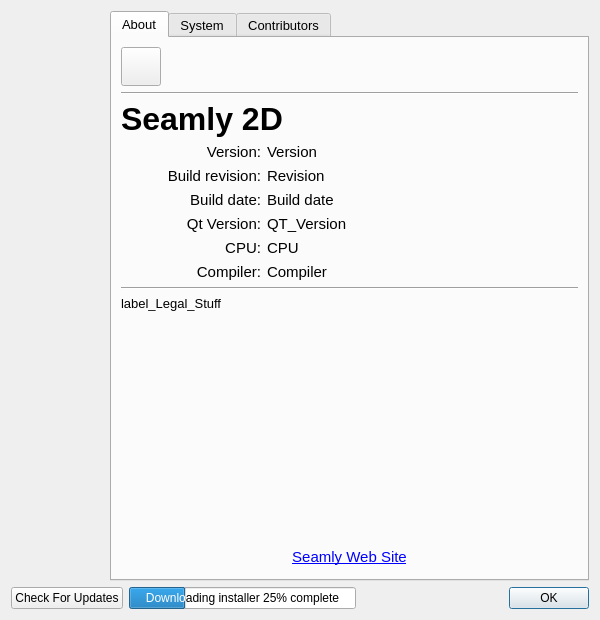
FashionFreedom/Seamly2D, file src/app/seamly2d/dialogs/about2d_dialog.ui: the form before one commit.
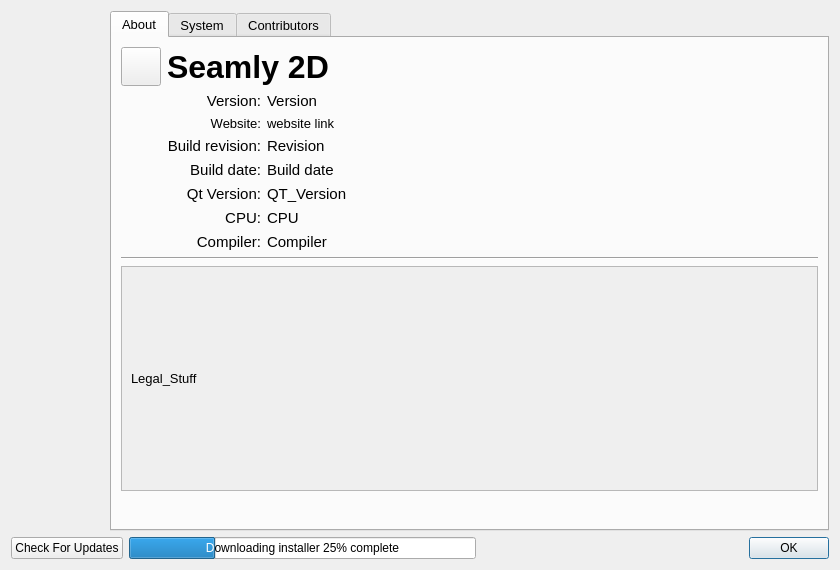
The form after the commit. Icons and pictures are not drawn.

Commit message: update seamly2d about dialog

Patch:
```diff
--- a/src/app/seamly2d/dialogs/about2d_dialog.ui
+++ b/src/app/seamly2d/dialogs/about2d_dialog.ui
@@ -9,26 +9,26 @@
    <rect>
     <x>0</x>
     <y>0</y>
-    <width>600</width>
-    <height>620</height>
+    <width>840</width>
+    <height>570</height>
    </rect>
   </property>
   <property name="sizePolicy">
-   <sizepolicy hsizetype="Preferred" vsizetype="Fixed">
+   <sizepolicy hsizetype="Preferred" vsizetype="Preferred">
     <horstretch>0</horstretch>
     <verstretch>0</verstretch>
    </sizepolicy>
   </property>
   <property name="minimumSize">
    <size>
-    <width>600</width>
-    <height>620</height>
+    <width>840</width>
+    <height>570</height>
    </size>
   </property>
   <property name="maximumSize">
    <size>
     <width>16777215</width>
-    <height>16777215</height>
+    <height>570</height>
    </size>
   </property>
   <property name="cursor">
@@ -128,6 +128,8 @@
          <item>
           <layout class="QVBoxLayout" name="verticalLayout_3">
            <item>
+            <layout class="QHBoxLayout" name="horizontalLayout_3">
+             <item>
             <widget class="QToolButton" name="copyToClipbaord_toolButton">
              <property name="toolTip">
               <string>Copy build data to clipboard</string>
@@ -148,14 +150,7 @@
             </widget>
            </item>
            <item>
-            <widget class="Line" name="line_2">
-             <property name="orientation">
-              <enum>Qt::Horizontal</enum>
-             </property>
-            </widget>
-           </item>
-           <item>
-            <widget class="QLabel" name="label_2">
+              <widget class="QLabel" name="seamly2d_Label">
              <property name="font">
               <font>
                <pointsize>24</pointsize>
@@ -167,8 +162,10 @@
              </property>
             </widget>
            </item>
+            </layout>
+           </item>
            <item>
-            <layout class="QGridLayout" name="gridLayout">
+            <layout class="QFormLayout" name="formLayout">
              <item row="0" column="0">
               <widget class="QLabel" name="seamly2D_Version_label">
                <property name="minimumSize">
@@ -216,6 +213,29 @@
               </widget>
              </item>
              <item row="1" column="0">
+              <widget class="QLabel" name="website_Label">
+               <property name="minimumSize">
+                <size>
+                 <width>140</width>
+                 <height>0</height>
+                </size>
+               </property>
+               <property name="text">
+                <string>Website:</string>
+               </property>
+               <property name="alignment">
+                <set>Qt::AlignRight|Qt::AlignTrailing|Qt::AlignVCenter</set>
+               </property>
+              </widget>
+             </item>
+             <item row="1" column="1">
+              <widget class="QLabel" name="websiteUrl_Label">
+               <property name="text">
+                <string notr="true">website link</string>
+               </property>
+              </widget>
+             </item>
+             <item row="2" column="0">
               <widget class="QLabel" name="buildRevision_label">
                <property name="minimumSize">
                 <size>
@@ -243,7 +263,7 @@
                </property>
               </widget>
              </item>
-             <item row="1" column="1">
+             <item row="2" column="1">
               <widget class="QLabel" name="revision_value">
                <property name="sizePolicy">
                 <sizepolicy hsizetype="Expanding" vsizetype="Preferred">
@@ -267,7 +287,7 @@
                </property>
               </widget>
              </item>
-             <item row="2" column="0">
+             <item row="3" column="0">
               <widget class="QLabel" name="buildDate_label">
                <property name="minimumSize">
                 <size>
@@ -288,7 +308,7 @@
                </property>
               </widget>
              </item>
-             <item row="2" column="1">
+             <item row="3" column="1">
               <widget class="QLabel" name="buildDate_value">
                <property name="sizePolicy">
                 <sizepolicy hsizetype="Expanding" vsizetype="Preferred">
@@ -312,7 +332,7 @@
                </property>
               </widget>
              </item>
-             <item row="3" column="0">
+             <item row="4" column="0">
               <widget class="QLabel" name="qtVersion_label">
                <property name="minimumSize">
                 <size>
@@ -333,7 +353,7 @@
                </property>
               </widget>
              </item>
-             <item row="3" column="1">
+             <item row="4" column="1">
               <widget class="QLabel" name="qtVersion_value">
                <property name="sizePolicy">
                 <sizepolicy hsizetype="Expanding" vsizetype="Preferred">
@@ -357,7 +377,7 @@
                </property>
               </widget>
              </item>
-             <item row="4" column="0">
+             <item row="5" column="0">
               <widget class="QLabel" name="cpu_label">
                <property name="minimumSize">
                 <size>
@@ -378,7 +398,7 @@
                </property>
               </widget>
              </item>
-             <item row="4" column="1">
+             <item row="5" column="1">
               <widget class="QLabel" name="cpu_value">
                <property name="sizePolicy">
                 <sizepolicy hsizetype="Expanding" vsizetype="Preferred">
@@ -402,7 +422,7 @@
                </property>
               </widget>
              </item>
-             <item row="5" column="0">
+             <item row="6" column="0">
               <widget class="QLabel" name="compiler_label">
                <property name="minimumSize">
                 <size>
@@ -423,7 +443,7 @@
                </property>
               </widget>
              </item>
-             <item row="5" column="1">
+             <item row="6" column="1">
               <widget class="QLabel" name="compiler_value">
                <property name="sizePolicy">
                 <sizepolicy hsizetype="Expanding" vsizetype="Preferred">
@@ -457,14 +477,41 @@
             </widget>
            </item>
            <item>
+            <widget class="QScrollArea" name="legal_ScrollArea">
+             <property name="minimumSize">
+              <size>
+               <width>0</width>
+               <height>225</height>
+              </size>
+             </property>
+             <property name="widgetResizable">
+              <bool>true</bool>
+             </property>
+             <widget class="QWidget" name="scrollAreaWidgetContents_3">
+              <property name="geometry">
+               <rect>
+                <x>0</x>
+                <y>0</y>
+                <width>691</width>
+                <height>223</height>
+               </rect>
+              </property>
+              <layout class="QVBoxLayout" name="verticalLayout_13">
+               <item>
             <widget class="QLabel" name="legalStuff_label">
+                 <property name="sizePolicy">
+                  <sizepolicy hsizetype="Preferred" vsizetype="Expanding">
+                   <horstretch>0</horstretch>
+                   <verstretch>0</verstretch>
+                  </sizepolicy>
+                 </property>
              <property name="font">
               <font>
                <pointsize>10</pointsize>
               </font>
              </property>
              <property name="text">
-              <string notr="true">label_Legal_Stuff</string>
+                  <string notr="true">Legal_Stuff</string>
              </property>
              <property name="wordWrap">
               <bool>true</bool>
@@ -472,6 +519,8 @@
             </widget>
            </item>
           </layout>
+             </widget>
+            </widget>
          </item>
          <item>
           <spacer name="verticalSpacer">
@@ -486,70 +535,7 @@
            </property>
           </spacer>
          </item>
-         <item>
-          <widget class="QPushButton" name="pushButton_Web_Site">
-           <property name="sizePolicy">
-            <sizepolicy hsizetype="Minimum" vsizetype="Preferred">
-             <horstretch>0</horstretch>
-             <verstretch>0</verstretch>
-            </sizepolicy>
-           </property>
-           <property name="palette">
-            <palette>
-             <active>
-              <colorrole role="ButtonText">
-               <brush brushstyle="SolidPattern">
-                <color alpha="255">
-                 <red>0</red>
-                 <green>0</green>
-                 <blue>255</blue>
-                </color>
-               </brush>
-              </colorrole>
-             </active>
-             <inactive>
-              <colorrole role="ButtonText">
-               <brush brushstyle="SolidPattern">
-                <color alpha="255">
-                 <red>0</red>
-                 <green>0</green>
-                 <blue>255</blue>
-                </color>
-               </brush>
-              </colorrole>
-             </inactive>
-             <disabled>
-              <colorrole role="ButtonText">
-               <brush brushstyle="SolidPattern">
-                <color alpha="255">
-                 <red>120</red>
-                 <green>120</green>
-                 <blue>120</blue>
-                </color>
-               </brush>
-              </colorrole>
-             </disabled>
-            </palette>
-           </property>
-           <property name="font">
-            <font>
-             <pointsize>11</pointsize>
-             <underline>true</underline>
-            </font>
-           </property>
-           <property name="cursor">
-            <cursorShape>PointingHandCursor</cursorShape>
-           </property>
-           <property name="text">
-            <string notr="true">Seamly Web Site</string>
-           </property>
-           <property name="autoDefault">
-            <bool>false</bool>
-           </property>
-           <property name="flat">
-            <bool>true</bool>
-           </property>
-          </widget>
+          </layout>
          </item>
         </layout>
        </widget>
```
Left out of the diff: 6 changed lines with no effect on the pictures. Lines whose indentation alone changed are shown as unchanged. The commit also changes 1 other file.
